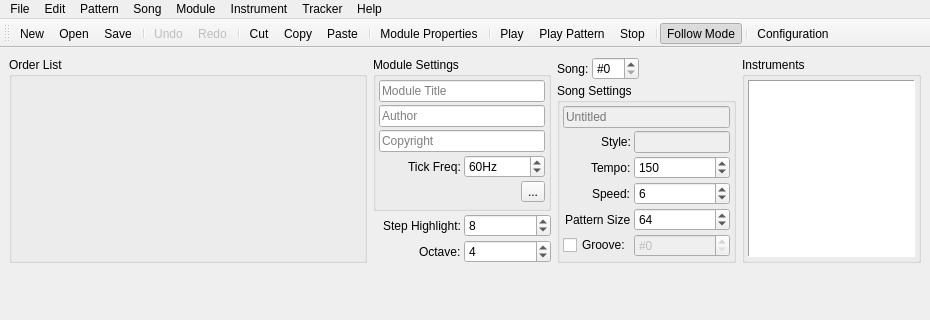
Old version of the form BambooTracker/gui/mainwindow.ui in the repository BambooTracker/BambooTracker; both pictures show x 0 to 930 and y 0 to 320 of the 930 by 780 pixel window.
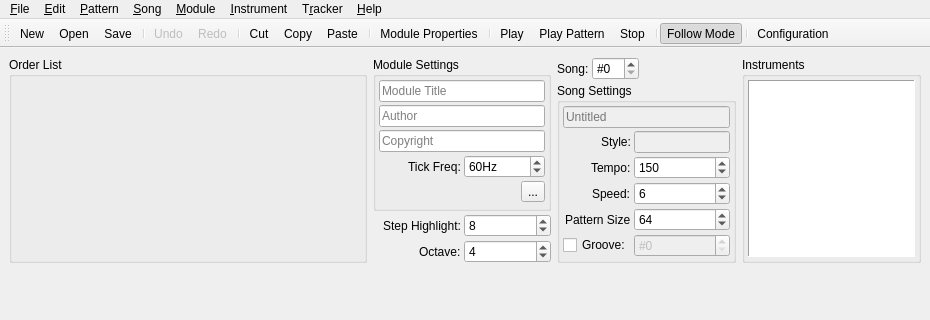
New version of the form. Icons and pictures are not drawn. Custom widgets are drawn as their Qt base class.

What changed in the file:
```diff
--- a/BambooTracker/gui/mainwindow.ui
+++ b/BambooTracker/gui/mainwindow.ui
@@ -414,7 +414,7 @@
    </property>
    <widget class="QMenu" name="menuFile">
     <property name="title">
-     <string>File</string>
+     <string>&amp;File</string>
     </property>
     <widget class="QMenu" name="menuExport">
      <property name="title">
@@ -436,7 +436,7 @@
    </widget>
    <widget class="QMenu" name="menuEdit">
     <property name="title">
-     <string>Edit</string>
+     <string>&amp;Edit</string>
     </property>
     <widget class="QMenu" name="menuSelect">
      <property name="title">
@@ -472,7 +472,7 @@
    </widget>
    <widget class="QMenu" name="menuPattern">
     <property name="title">
-     <string>Pattern</string>
+     <string>&amp;Pattern</string>
     </property>
     <widget class="QMenu" name="menuTranspose">
      <property name="title">
@@ -494,7 +494,7 @@
    </widget>
    <widget class="QMenu" name="menuSong">
     <property name="title">
-     <string>Song</string>
+     <string>&amp;Song</string>
     </property>
     <addaction name="actionInsert_Order"/>
     <addaction name="actionRemove_Order"/>
@@ -507,7 +507,7 @@
    </widget>
    <widget class="QMenu" name="menuModule">
     <property name="title">
-     <string>Module</string>
+     <string>&amp;Module</string>
     </property>
     <widget class="QMenu" name="menuCleanup">
      <property name="title">
@@ -525,7 +525,7 @@
    </widget>
    <widget class="QMenu" name="menuInstrument">
     <property name="title">
-     <string>Instrument</string>
+     <string>&amp;Instrument</string>
     </property>
     <addaction name="actionNew_Instrument"/>
     <addaction name="actionRemove_Instrument"/>
@@ -539,7 +539,7 @@
    </widget>
    <widget class="QMenu" name="menuTracker">
     <property name="title">
-     <string>Tracker</string>
+     <string>T&amp;racker</string>
     </property>
     <addaction name="actionPlay"/>
     <addaction name="actionPlay_Pattern"/>
@@ -557,7 +557,7 @@
    </widget>
    <widget class="QMenu" name="menuHelp">
     <property name="title">
-     <string>Help</string>
+     <string>&amp;Help</string>
     </property>
     <addaction name="actionAbout"/>
    </widget>
```
Left out of the diff: 132 changed lines with no effect on the pictures.
